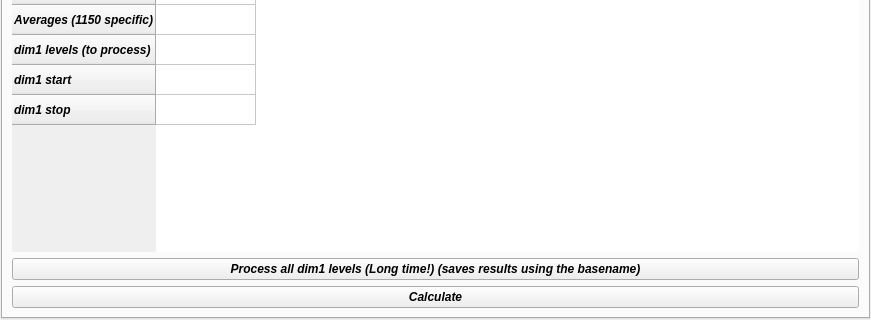
The window that density_matrix/density_matrix.ui (benschneider/sideprojects1) describes before a commit, drawn with Qt 5; both pictures show x 0 to 871 and y 488 to 808 of the 871 by 808 pixel window.
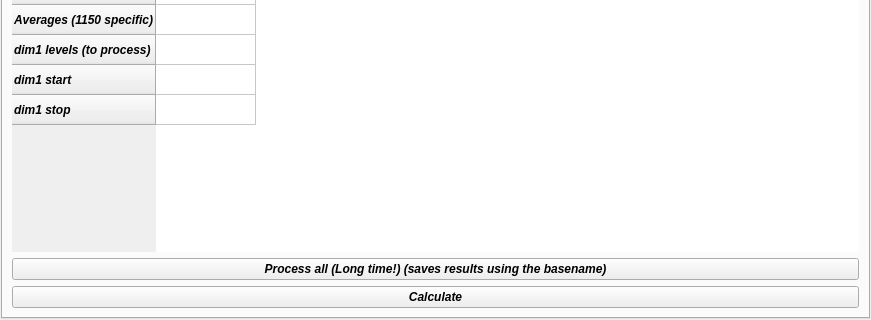
The same window after the commit.

What changed in the file:
```diff
--- a/density_matrix/density_matrix.ui
+++ b/density_matrix/density_matrix.ui
@@ -195,7 +195,7 @@
              </sizepolicy>
             </property>
             <property name="text">
-             <string>Process all dim1 levels (Long time!) (saves results using the basename)</string>
+             <string>Process all (Long time!) (saves results using the basename)</string>
             </property>
            </widget>
           </item>
```
